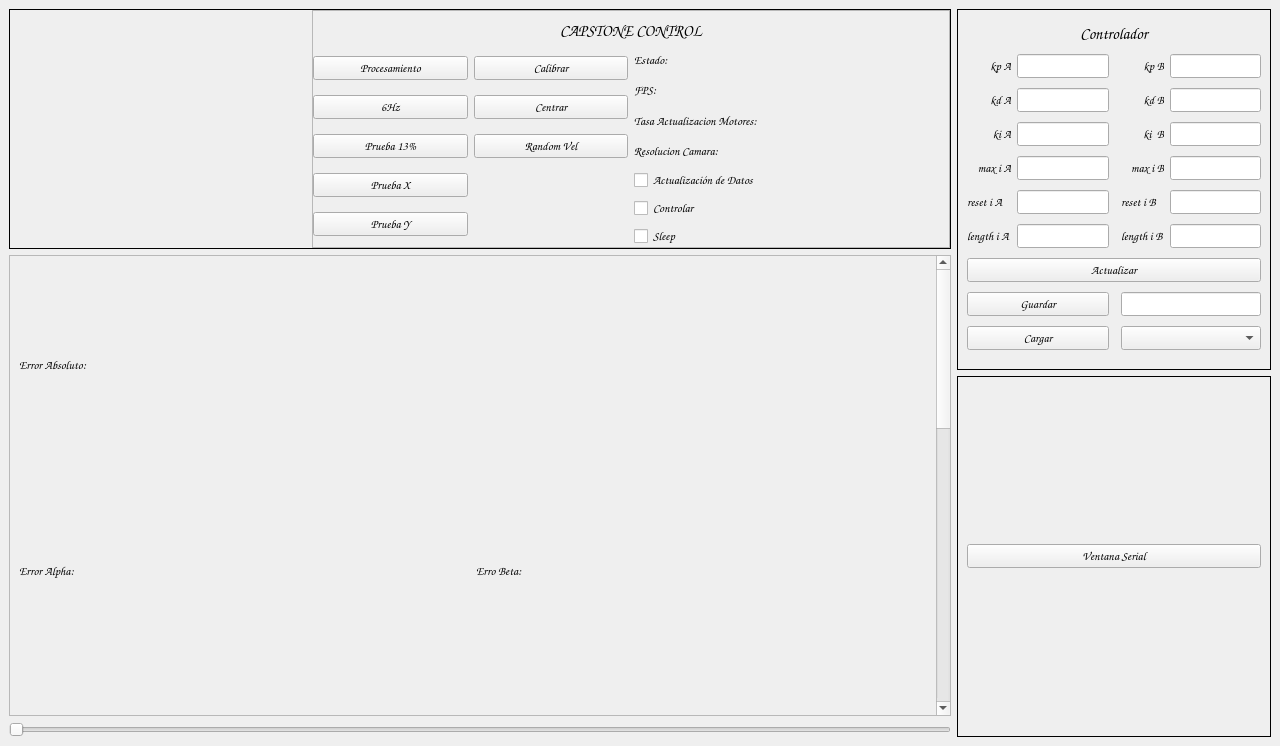
First picture: the form in PC/frontend/pyqtdesigner/interfaz.ui, repository afilsecker/capstone-git, before the edit.
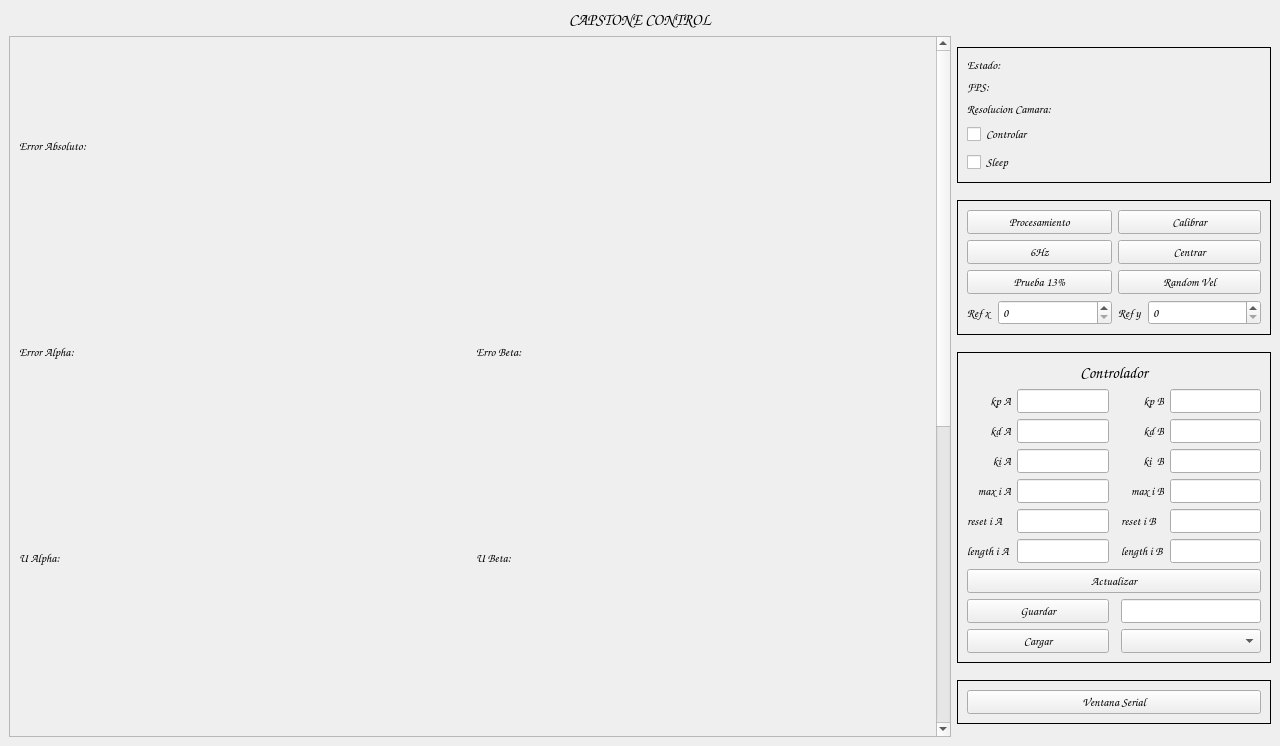
Second picture: the form after the edit.

Patch:
```diff
--- a/PC/frontend/pyqtdesigner/interfaz.ui
+++ b/PC/frontend/pyqtdesigner/interfaz.ui
@@ -26,261 +26,7 @@
   </property>
   <widget class="QWidget" name="centralwidget">
    <layout class="QGridLayout" name="gridLayout_2">
-    <item row="0" column="1">
-     <widget class="QWidget" name="opciones" native="true">
-      <property name="minimumSize">
-       <size>
-        <width>314</width>
-        <height>0</height>
-       </size>
-      </property>
-      <property name="maximumSize">
-       <size>
-        <width>314</width>
-        <height>16777215</height>
-       </size>
-      </property>
-      <layout class="QVBoxLayout" name="verticalLayout_2">
-       <property name="leftMargin">
-        <number>0</number>
-       </property>
-       <property name="topMargin">
-        <number>0</number>
-       </property>
-       <property name="rightMargin">
-        <number>0</number>
-       </property>
-       <property name="bottomMargin">
-        <number>0</number>
-       </property>
-       <item>
-        <widget class="QFrame" name="controlador">
-         <property name="frameShape">
-          <enum>QFrame::Box</enum>
-         </property>
-         <property name="frameShadow">
-          <enum>QFrame::Plain</enum>
-         </property>
-         <layout class="QGridLayout" name="gridLayout_4">
-          <item row="3" column="3">
-           <widget class="QLabel" name="label_ki_b">
-            <property name="text">
-             <string>ki  B</string>
-            </property>
-            <property name="alignment">
-             <set>Qt::AlignRight|Qt::AlignTrailing|Qt::AlignVCenter</set>
-            </property>
-           </widget>
-          </item>
-          <item row="5" column="1">
-           <widget class="QLineEdit" name="edit_reset_i_a"/>
-          </item>
-          <item row="5" column="0">
-           <widget class="QLabel" name="label_reset_i_a">
-            <property name="text">
-             <string>reset i A</string>
-            </property>
-           </widget>
-          </item>
-          <item row="5" column="3">
-           <widget class="QLabel" name="label_reset_i_b">
-            <property name="text">
-             <string>reset i B</string>
-            </property>
-           </widget>
-          </item>
-          <item row="2" column="3">
-           <widget class="QLabel" name="label_kd_b">
-            <property name="text">
-             <string>kd B</string>
-            </property>
-            <property name="alignment">
-             <set>Qt::AlignRight|Qt::AlignTrailing|Qt::AlignVCenter</set>
-            </property>
-           </widget>
-          </item>
-          <item row="5" column="4">
-           <widget class="QLineEdit" name="edit_reset_i_b"/>
-          </item>
-          <item row="7" column="0" colspan="5">
-           <widget class="QPushButton" name="bttn_actualizar_controlador">
-            <property name="text">
-             <string>Actualizar</string>
-            </property>
-           </widget>
-          </item>
-          <item row="2" column="1">
-           <widget class="QLineEdit" name="edit_kda"/>
-          </item>
-          <item row="3" column="4">
-           <widget class="QLineEdit" name="edit_kib"/>
-          </item>
-          <item row="3" column="1">
-           <widget class="QLineEdit" name="edit_kia"/>
-          </item>
-          <item row="2" column="4">
-           <widget class="QLineEdit" name="edit_kdb"/>
-          </item>
-          <item row="4" column="3">
-           <widget class="QLabel" name="label_max_i_b">
-            <property name="text">
-             <string>max i B</string>
-            </property>
-            <property name="alignment">
-             <set>Qt::AlignRight|Qt::AlignTrailing|Qt::AlignVCenter</set>
-            </property>
-           </widget>
-          </item>
-          <item row="4" column="1">
-           <widget class="QLineEdit" name="edit_max_i_a"/>
-          </item>
-          <item row="4" column="0">
-           <widget class="QLabel" name="label_max_i_a">
-            <property name="text">
-             <string>max i A</string>
-            </property>
-            <property name="alignment">
-             <set>Qt::AlignRight|Qt::AlignTrailing|Qt::AlignVCenter</set>
-            </property>
-           </widget>
-          </item>
-          <item row="4" column="4">
-           <widget class="QLineEdit" name="edit_max_i_b"/>
-          </item>
-          <item row="8" column="3" colspan="2">
-           <widget class="QLineEdit" name="edit_save"/>
-          </item>
-          <item row="6" column="0">
-           <widget class="QLabel" name="label_length_i_a">
-            <property name="text">
-             <string>length i A</string>
-            </property>
-           </widget>
-          </item>
-          <item row="1" column="1">
-           <widget class="QLineEdit" name="edit_kpa">
-            <property name="contextMenuPolicy">
-             <enum>Qt::NoContextMenu</enum>
-            </property>
-           </widget>
-          </item>
-          <item row="0" column="0" colspan="5">
-           <widget class="QLabel" name="label_controlador">
-            <property name="sizePolicy">
-             <sizepolicy hsizetype="Preferred" vsizetype="Maximum">
-              <horstretch>0</horstretch>
-              <verstretch>0</verstretch>
-             </sizepolicy>
-            </property>
-            <property name="font">
-             <font>
-              <pointsize>12</pointsize>
-             </font>
-            </property>
-            <property name="text">
-             <string>Controlador</string>
-            </property>
-            <property name="alignment">
-             <set>Qt::AlignCenter</set>
-            </property>
-           </widget>
-          </item>
-          <item row="1" column="0">
-           <widget class="QLabel" name="label_kp_a">
-            <property name="text">
-             <string>kp A</string>
-            </property>
-            <property name="alignment">
-             <set>Qt::AlignRight|Qt::AlignTrailing|Qt::AlignVCenter</set>
-            </property>
-           </widget>
-          </item>
-          <item row="2" column="0">
-           <widget class="QLabel" name="label_kd_a">
-            <property name="text">
-             <string>kd A</string>
-            </property>
-            <property name="alignment">
-             <set>Qt::AlignRight|Qt::AlignTrailing|Qt::AlignVCenter</set>
-            </property>
-           </widget>
-          </item>
-          <item row="1" column="3">
-           <widget class="QLabel" name="label_kp_b">
-            <property name="text">
-             <string>kp B</string>
-            </property>
-            <property name="alignment">
-             <set>Qt::AlignRight|Qt::AlignTrailing|Qt::AlignVCenter</set>
-            </property>
-           </widget>
-          </item>
-          <item row="3" column="0">
-           <widget class="QLabel" name="label_ki_a">
-            <property name="text">
-             <string>ki A</string>
-            </property>
-            <property name="alignment">
-             <set>Qt::AlignRight|Qt::AlignTrailing|Qt::AlignVCenter</set>
-            </property>
-           </widget>
-          </item>
-          <item row="1" column="4">
-           <widget class="QLineEdit" name="edit_kpb"/>
-          </item>
-          <item row="6" column="1">
-           <widget class="QLineEdit" name="edit_length_i_a"/>
-          </item>
-          <item row="6" column="3">
-           <widget class="QLabel" name="label_length_i_b">
-            <property name="text">
-             <string>length i B</string>
-            </property>
-           </widget>
-          </item>
-          <item row="6" column="4">
-           <widget class="QLineEdit" name="edit_length_i_b"/>
-          </item>
-          <item row="8" column="0" colspan="2">
-           <widget class="QPushButton" name="bttn_save">
-            <property name="text">
-             <string>Guardar</string>
-            </property>
-           </widget>
-          </item>
-          <item row="9" column="0" colspan="2">
-           <widget class="QPushButton" name="bttn_load">
-            <property name="text">
-             <string>Cargar</string>
-            </property>
-           </widget>
-          </item>
-          <item row="9" column="3" colspan="2">
-           <widget class="QComboBox" name="combo_box_loads"/>
-          </item>
-         </layout>
-        </widget>
-       </item>
-       <item>
-        <widget class="QFrame" name="perturbador">
-         <property name="frameShape">
-          <enum>QFrame::Box</enum>
-         </property>
-         <layout class="QGridLayout" name="gridLayout_3">
-          <item row="0" column="0">
-           <widget class="QPushButton" name="bttn_serial">
-            <property name="text">
-             <string>Ventana Serial</string>
-            </property>
-           </widget>
-          </item>
-         </layout>
-        </widget>
-       </item>
-      </layout>
-     </widget>
-    </item>
-    <item row="0" column="0">
+    <item row="1" column="0">
      <widget class="QWidget" name="graficos" native="true">
       <layout class="QVBoxLayout" name="verticalLayout">
        <property name="leftMargin">
@@ -295,213 +41,6 @@
        <property name="bottomMargin">
         <number>0</number>
        </property>
-       <item>
-        <widget class="QFrame" name="panel_superior">
-         <property name="minimumSize">
-          <size>
-           <width>0</width>
-           <height>240</height>
-          </size>
-         </property>
-         <property name="frameShape">
-          <enum>QFrame::Box</enum>
-         </property>
-         <layout class="QHBoxLayout" name="horizontalLayout">
-          <property name="leftMargin">
-           <number>0</number>
-          </property>
-          <property name="topMargin">
-           <number>0</number>
-          </property>
-          <property name="rightMargin">
-           <number>0</number>
-          </property>
-          <property name="bottomMargin">
-           <number>0</number>
-          </property>
-          <item>
-           <widget class="QWidget" name="imagen" native="true">
-            <property name="sizePolicy">
-             <sizepolicy hsizetype="Maximum" vsizetype="Preferred">
-              <horstretch>0</horstretch>
-              <verstretch>0</verstretch>
-             </sizepolicy>
-            </property>
-            <property name="minimumSize">
-             <size>
-              <width>296</width>
-              <height>0</height>
-             </size>
-            </property>
-           </widget>
-          </item>
-          <item>
-           <widget class="QFrame" name="info">
-            <property name="frameShape">
-             <enum>QFrame::StyledPanel</enum>
-            </property>
-            <property name="frameShadow">
-             <enum>QFrame::Raised</enum>
-            </property>
-            <layout class="QVBoxLayout" name="verticalLayout_5">
-             <property name="leftMargin">
-              <number>0</number>
-             </property>
-             <property name="topMargin">
-              <number>9</number>
-             </property>
-             <property name="rightMargin">
-              <number>0</number>
-             </property>
-             <property name="bottomMargin">
-              <number>0</number>
-             </property>
-             <item>
-              <widget class="QLabel" name="label">
-               <property name="sizePolicy">
-                <sizepolicy hsizetype="Preferred" vsizetype="Maximum">
-                 <horstretch>0</horstretch>
-                 <verstretch>0</verstretch>
-                </sizepolicy>
-               </property>
-               <property name="font">
-                <font>
-                 <pointsize>12</pointsize>
-                 <weight>75</weight>
-                 <bold>true</bold>
-                </font>
-               </property>
-               <property name="text">
-                <string>CAPSTONE CONTROL</string>
-               </property>
-               <property name="alignment">
-                <set>Qt::AlignCenter</set>
-               </property>
-              </widget>
-             </item>
-             <item>
-              <layout class="QHBoxLayout" name="horizontalLayout_13">
-               <item>
-                <layout class="QGridLayout" name="gridLayout_6">
-                 <item row="1" column="1">
-                  <widget class="QPushButton" name="boton_centrar">
-                   <property name="text">
-                    <string>Centrar</string>
-                   </property>
-                  </widget>
-                 </item>
-                 <item row="0" column="0">
-                  <widget class="QPushButton" name="boton_prueba_procesamiento">
-                   <property name="text">
-                    <string>Procesamiento</string>
-                   </property>
-                  </widget>
-                 </item>
-                 <item row="1" column="0">
-                  <widget class="QPushButton" name="boton_prueba_6Hz">
-                   <property name="text">
-                    <string>6Hz</string>
-                   </property>
-                  </widget>
-                 </item>
-                 <item row="0" column="1">
-                  <widget class="QPushButton" name="boton_calibrar">
-                   <property name="text">
-                    <string>Calibrar</string>
-                   </property>
-                  </widget>
-                 </item>
-                 <item row="2" column="1">
-                  <widget class="QPushButton" name="boton_random">
-                   <property name="text">
-                    <string>Random Vel</string>
-                   </property>
-                  </widget>
-                 </item>
-                 <item row="2" column="0">
-                  <widget class="QPushButton" name="boton_prueba_13">
-                   <property name="text">
-                    <string>Prueba 13%</string>
-                   </property>
-                  </widget>
-                 </item>
-                 <item row="4" column="0">
-                  <widget class="QPushButton" name="boton_prueba_x">
-                   <property name="text">
-                    <string>Prueba X</string>
-                   </property>
-                  </widget>
-                 </item>
-                 <item row="5" column="0">
-                  <widget class="QPushButton" name="boton_prueba_y">
-                   <property name="text">
-                    <string>Prueba Y</string>
-                   </property>
-                  </widget>
-                 </item>
-                </layout>
-               </item>
-               <item>
-                <layout class="QVBoxLayout" name="verticalLayout_4">
-                 <item>
-                  <widget class="QLabel" name="label_estado">
-                   <property name="text">
-                    <string>Estado: </string>
-                   </property>
-                  </widget>
-                 </item>
-                 <item>
-                  <widget class="QLabel" name="label_fps">
-                   <property name="text">
-                    <string>FPS: </string>
-                   </property>
-                  </widget>
-                 </item>
-                 <item>
-                  <widget class="QLabel" name="label_tasa">
-                   <property name="text">
-                    <string>Tasa Actualizacion Motores: </string>
-                   </property>
-                  </widget>
-                 </item>
-                 <item>
-                  <widget class="QLabel" name="label_res">
-                   <property name="text">
-                    <string>Resolucion Camara:</string>
-                   </property>
-                  </widget>
-                 </item>
-                 <item>
-                  <widget class="QCheckBox" name="check_datos">
-                   <property name="text">
-                    <string>Actualización de Datos</string>
-                   </property>
-                  </widget>
-                 </item>
-                 <item>
-                  <widget class="QCheckBox" name="check_controlar">
-                   <property name="text">
-                    <string>Controlar</string>
-                   </property>
-                  </widget>
-                 </item>
-                 <item>
-                  <widget class="QCheckBox" name="check_sleep">
-                   <property name="text">
-                    <string>Sleep</string>
-                   </property>
-                  </widget>
-                 </item>
-                </layout>
-               </item>
-              </layout>
-             </item>
-            </layout>
-           </widget>
-          </item>
-         </layout>
-        </widget>
-       </item>
        <item>
         <widget class="QScrollArea" name="scrollArea">
          <property name="widgetResizable">
@@ -511,7 +50,7 @@
           <property name="geometry">
            <rect>
             <x>0</x>
-            <y>0</y>
+            <y>-551</y>
             <width>923</width>
             <height>1248</height>
            </rect>
@@ -543,7 +82,7 @@
                 <item>
                  <widget class="QLabel" name="text_e_abs">
                   <property name="sizePolicy">
-                   <sizepolicy hsizetype="Maximum" vsizetype="Maximum">
+                   <sizepolicy hsizetype="Minimum" vsizetype="Maximum">
                     <horstretch>0</horstretch>
                     <verstretch>0</verstretch>
                    </sizepolicy>
@@ -597,7 +136,7 @@
                 <item>
                  <widget class="QLabel" name="text_e_a">
                   <property name="sizePolicy">
-                   <sizepolicy hsizetype="Maximum" vsizetype="Maximum">
+                   <sizepolicy hsizetype="Minimum" vsizetype="Maximum">
                     <horstretch>0</horstretch>
                     <verstretch>0</verstretch>
                    </sizepolicy>
@@ -651,7 +190,7 @@
                 <item>
                  <widget class="QLabel" name="text_u_a">
                   <property name="sizePolicy">
-                   <sizepolicy hsizetype="Maximum" vsizetype="Maximum">
+                   <sizepolicy hsizetype="Minimum" vsizetype="Maximum">
                     <horstretch>0</horstretch>
                     <verstretch>0</verstretch>
                    </sizepolicy>
@@ -705,7 +244,7 @@
                 <item>
                  <widget class="QLabel" name="text_u_b">
                   <property name="sizePolicy">
-                   <sizepolicy hsizetype="Maximum" vsizetype="Maximum">
+                   <sizepolicy hsizetype="Minimum" vsizetype="Maximum">
                     <horstretch>0</horstretch>
                     <verstretch>0</verstretch>
                    </sizepolicy>
@@ -813,7 +352,7 @@
                 <item>
                  <widget class="QLabel" name="text_e_b">
                   <property name="sizePolicy">
-                   <sizepolicy hsizetype="Maximum" vsizetype="Maximum">
+                   <sizepolicy hsizetype="Minimum" vsizetype="Maximum">
                     <horstretch>0</horstretch>
                     <verstretch>0</verstretch>
                    </sizepolicy>
@@ -1115,16 +654,449 @@
          </widget>
         </widget>
        </item>
+      </layout>
+     </widget>
+    </item>
+    <item row="1" column="1">
+     <widget class="QWidget" name="opciones" native="true">
+      <property name="sizePolicy">
+       <sizepolicy hsizetype="Preferred" vsizetype="Minimum">
+        <horstretch>0</horstretch>
+        <verstretch>0</verstretch>
+       </sizepolicy>
+      </property>
+      <property name="minimumSize">
+       <size>
+        <width>314</width>
+        <height>0</height>
+       </size>
+      </property>
+      <property name="maximumSize">
+       <size>
+        <width>314</width>
+        <height>16777215</height>
+       </size>
+      </property>
+      <layout class="QVBoxLayout" name="verticalLayout_2">
+       <property name="leftMargin">
+        <number>0</number>
+       </property>
+       <property name="topMargin">
+        <number>0</number>
+       </property>
+       <property name="rightMargin">
+        <number>0</number>
+       </property>
+       <property name="bottomMargin">
+        <number>0</number>
+       </property>
        <item>
-        <widget class="QSlider" name="slider_tiempo">
-         <property name="orientation">
-          <enum>Qt::Horizontal</enum>
+        <widget class="QFrame" name="frame_2">
+         <property name="sizePolicy">
+          <sizepolicy hsizetype="Preferred" vsizetype="Maximum">
+           <horstretch>0</horstretch>
+           <verstretch>0</verstretch>
+          </sizepolicy>
          </property>
+         <property name="frameShape">
+          <enum>QFrame::Box</enum>
+         </property>
+         <property name="frameShadow">
+          <enum>QFrame::Plain</enum>
+         </property>
+         <layout class="QVBoxLayout" name="verticalLayout_3">
+          <item>
+           <widget class="QLabel" name="label_estado">
+            <property name="text">
+             <string>Estado: </string>
+            </property>
+           </widget>
+          </item>
+          <item>
+           <widget class="QLabel" name="label_fps">
+            <property name="text">
+             <string>FPS: </string>
+            </property>
+           </widget>
+          </item>
+          <item>
+           <widget class="QLabel" name="label_res">
+            <property name="text">
+             <string>Resolucion Camara:</string>
+            </property>
+           </widget>
+          </item>
+          <item>
+           <widget class="QCheckBox" name="check_controlar">
+            <property name="text">
+             <string>Controlar</string>
+            </property>
+           </widget>
+          </item>
+          <item>
+           <widget class="QCheckBox" name="check_sleep">
+            <property name="text">
+             <string>Sleep</string>
+            </property>
+           </widget>
+          </item>
+         </layout>
         </widget>
        </item>
+       <item>
+        <widget class="QFrame" name="frame">
+         <property name="sizePolicy">
+          <sizepolicy hsizetype="Preferred" vsizetype="Maximum">
+           <horstretch>0</horstretch>
+           <verstretch>0</verstretch>
+          </sizepolicy>
+         </property>
+         <property name="frameShape">
+          <enum>QFrame::Box</enum>
+         </property>
+         <property name="frameShadow">
+          <enum>QFrame::Plain</enum>
+         </property>
+         <layout class="QGridLayout" name="gridLayout_5">
+          <item row="3" column="1">
+           <widget class="QSpinBox" name="spin_ref_x"/>
+          </item>
+          <item row="3" column="3">
+           <widget class="QSpinBox" name="spin_ref_y"/>
+          </item>
+          <item row="3" column="0">
+           <widget class="QLabel" name="label_2">
+            <property name="sizePolicy">
+             <sizepolicy hsizetype="Maximum" vsizetype="Preferred">
+              <horstretch>0</horstretch>
+              <verstretch>0</verstretch>
+             </sizepolicy>
+            </property>
+            <property name="text">
+             <string>Ref x</string>
+            </property>
+           </widget>
+          </item>
+          <item row="3" column="2">
+           <widget class="QLabel" name="label_3">
+            <property name="sizePolicy">
+             <sizepolicy hsizetype="Maximum" vsizetype="Preferred">
+              <horstretch>0</horstretch>
+              <verstretch>0</verstretch>
+             </sizepolicy>
+            </property>
+            <property name="text">
+             <string>Ref y</string>
+            </property>
+           </widget>
+          </item>
+          <item row="2" column="0" colspan="2">
+           <widget class="QPushButton" name="boton_prueba_13">
+            <property name="text">
+             <string>Prueba 13%</string>
+            </property>
+           </widget>
+          </item>
+          <item row="1" column="0" colspan="2">
+           <widget class="QPushButton" name="boton_prueba_6Hz">
+            <property name="text">
+             <string>6Hz</string>
+            </property>
+           </widget>
+          </item>
+          <item row="0" column="0" colspan="2">
+           <widget class="QPushButton" name="boton_prueba_procesamiento">
+            <property name="text">
+             <string>Procesamiento</string>
+            </property>
+           </widget>
+          </item>
+          <item row="0" column="2" colspan="2">
+           <widget class="QPushButton" name="boton_calibrar">
+            <property name="text">
+             <string>Calibrar</string>
+            </property>
+           </widget>
+          </item>
+          <item row="1" column="2" colspan="2">
+           <widget class="QPushButton" name="boton_centrar">
+            <property name="text">
+             <string>Centrar</string>
+            </property>
+           </widget>
+          </item>
+          <item row="2" column="2" colspan="2">
+           <widget class="QPushButton" name="boton_random">
+            <property name="text">
+             <string>Random Vel</string>
+            </property>
+           </widget>
+          </item>
+         </layout>
+        </widget>
+       </item>
+       <item>
+        <widget class="QFrame" name="controlador">
+         <property name="sizePolicy">
+          <sizepolicy hsizetype="Preferred" vsizetype="Maximum">
+           <horstretch>0</horstretch>
+           <verstretch>0</verstretch>
+          </sizepolicy>
+         </property>
+         <property name="frameShape">
+          <enum>QFrame::Box</enum>
+         </property>
+         <property name="frameShadow">
+          <enum>QFrame::Plain</enum>
+         </property>
+         <layout class="QGridLayout" name="gridLayout_4">
+          <item row="3" column="3">
+           <widget class="QLabel" name="label_ki_b">
+            <property name="text">
+             <string>ki  B</string>
+            </property>
+            <property name="alignment">
+             <set>Qt::AlignRight|Qt::AlignTrailing|Qt::AlignVCenter</set>
+            </property>
+           </widget>
+          </item>
+          <item row="5" column="1">
+           <widget class="QLineEdit" name="edit_reset_i_a"/>
+          </item>
+          <item row="5" column="0">
+           <widget class="QLabel" name="label_reset_i_a">
+            <property name="text">
+             <string>reset i A</string>
+            </property>
+           </widget>
+          </item>
+          <item row="5" column="3">
+           <widget class="QLabel" name="label_reset_i_b">
+            <property name="text">
+             <string>reset i B</string>
+            </property>
+           </widget>
+          </item>
+          <item row="7" column="0" colspan="5">
+           <widget class="QPushButton" name="bttn_actualizar_controlador">
+            <property name="text">
+             <string>Actualizar</string>
+            </property>
+           </widget>
+          </item>
+          <item row="2" column="3">
+           <widget class="QLabel" name="label_kd_b">
+            <property name="text">
+             <string>kd B</string>
+            </property>
+            <property name="alignment">
+             <set>Qt::AlignRight|Qt::AlignTrailing|Qt::AlignVCenter</set>
+            </property>
+           </widget>
+          </item>
+          <item row="5" column="4">
+           <widget class="QLineEdit" name="edit_reset_i_b"/>
+          </item>
+          <item row="6" column="1">
+           <widget class="QLineEdit" name="edit_length_i_a"/>
+          </item>
+          <item row="1" column="4">
+           <widget class="QLineEdit" name="edit_kpb"/>
+          </item>
+          <item row="6" column="3">
+           <widget class="QLabel" name="label_length_i_b">
+            <property name="text">
+             <string>length i B</string>
+            </property>
+           </widget>
+          </item>
+          <item row="6" column="4">
+           <widget class="QLineEdit" name="edit_length_i_b"/>
+          </item>
+          <item row="8" column="0" colspan="2">
+           <widget class="QPushButton" name="bttn_save">
+            <property name="text">
+             <string>Guardar</string>
+            </property>
+           </widget>
+          </item>
+          <item row="9" column="0" colspan="2">
+           <widget class="QPushButton" name="bttn_load">
+            <property name="text">
+             <string>Cargar</string>
+            </property>
+           </widget>
+          </item>
+          <item row="9" column="3" colspan="2">
+           <widget class="QComboBox" name="combo_box_loads"/>
+          </item>
+          <item row="0" column="0" colspan="5">
+           <widget class="QLabel" name="label_controlador">
+            <property name="sizePolicy">
+             <sizepolicy hsizetype="Preferred" vsizetype="Maximum">
+              <horstretch>0</horstretch>
+              <verstretch>0</verstretch>
+             </sizepolicy>
+            </property>
+            <property name="font">
+             <font>
+              <pointsize>12</pointsize>
+             </font>
+            </property>
+            <property name="text">
+             <string>Controlador</string>
+            </property>
+            <property name="alignment">
+             <set>Qt::AlignCenter</set>
+            </property>
+           </widget>
+          </item>
+          <item row="8" column="3" colspan="2">
+           <widget class="QLineEdit" name="edit_save"/>
+          </item>
+          <item row="6" column="0">
+           <widget class="QLabel" name="label_length_i_a">
+            <property name="text">
+             <string>length i A</string>
+            </property>
+           </widget>
+          </item>
+          <item row="1" column="1">
+           <widget class="QLineEdit" name="edit_kpa">
+            <property name="contextMenuPolicy">
+             <enum>Qt::NoContextMenu</enum>
+            </property>
+           </widget>
+          </item>
+          <item row="1" column="0">
+           <widget class="QLabel" name="label_kp_a">
+            <property name="text">
+             <string>kp A</string>
+            </property>
+            <property name="alignment">
+             <set>Qt::AlignRight|Qt::AlignTrailing|Qt::AlignVCenter</set>
+            </property>
+           </widget>
+          </item>
+          <item row="3" column="0">
+           <widget class="QLabel" name="label_ki_a">
+            <property name="text">
+             <string>ki A</string>
+            </property>
+            <property name="alignment">
+             <set>Qt::AlignRight|Qt::AlignTrailing|Qt::AlignVCenter</set>
+            </property>
+           </widget>
+          </item>
+          <item row="1" column="3">
+           <widget class="QLabel" name="label_kp_b">
+            <property name="text">
+             <string>kp B</string>
+            </property>
+            <property name="alignment">
+             <set>Qt::AlignRight|Qt::AlignTrailing|Qt::AlignVCenter</set>
+            </property>
+           </widget>
+          </item>
+          <item row="2" column="0">
+           <widget class="QLabel" name="label_kd_a">
+            <property name="text">
+             <string>kd A</string>
+            </property>
+            <property name="alignment">
+             <set>Qt::AlignRight|Qt::AlignTrailing|Qt::AlignVCenter</set>
+            </property>
+           </widget>
+          </item>
+          <item row="3" column="1">
+           <widget class="QLineEdit" name="edit_kia"/>
+          </item>
+          <item row="3" column="4">
+           <widget class="QLineEdit" name="edit_kib"/>
+          </item>
+          <item row="2" column="1">
+           <widget class="QLineEdit" name="edit_kda"/>
+          </item>
+          <item row="4" column="3">
+           <widget class="QLabel" name="label_max_i_b">
+            <property name="text">
+             <string>max i B</string>
+            </property>
+            <property name="alignment">
+             <set>Qt::AlignRight|Qt::AlignTrailing|Qt::AlignVCenter</set>
+            </property>
+           </widget>
+          </item>
+          <item row="2" column="4">
+           <widget class="QLineEdit" name="edit_kdb"/>
+          </item>
+          <item row="4" column="1">
+           <widget class="QLineEdit" name="edit_max_i_a"/>
+          </item>
+          <item row="4" column="0">
+           <widget class="QLabel" name="label_max_i_a">
+            <property name="text">
+             <string>max i A</string>
+            </property>
+            <property name="alignment">
+             <set>Qt::AlignRight|Qt::AlignTrailing|Qt::AlignVCenter</set>
+            </property>
+           </widget>
+          </item>
+          <item row="4" column="4">
+           <widget class="QLineEdit" name="edit_max_i_b"/>
+          </item>
+         </layout>
+        </widget>
+       </item>
+       <item>
+        <widget class="QFrame" name="perturbador">
+         <property name="sizePolicy">
+          <sizepolicy hsizetype="Preferred" vsizetype="Maximum">
+           <horstretch>0</horstretch>
+           <verstretch>0</verstretch>
+          </sizepolicy>
+         </property>
+         <property name="frameShape">
+          <enum>QFrame::Box</enum>
+         </property>
+         <layout class="QGridLayout" name="gridLayout_3">
+          <item row="0" column="0">
+           <widget class="QPushButton" name="bttn_serial">
+            <property name="text">
+             <string>Ventana Serial</string>
+            </property>
+           </widget>
+          </item>
+         </layout>
+        </widget>
+       </item>
       </layout>
      </widget>
     </item>
+    <item row="0" column="0" colspan="2">
+     <widget class="QLabel" name="label">
+      <property name="sizePolicy">
+       <sizepolicy hsizetype="Preferred" vsizetype="Maximum">
+        <horstretch>0</horstretch>
+        <verstretch>0</verstretch>
+       </sizepolicy>
+      </property>
+      <property name="font">
+       <font>
+        <pointsize>12</pointsize>
+        <weight>75</weight>
+        <bold>true</bold>
+       </font>
+      </property>
+      <property name="text">
+       <string>CAPSTONE CONTROL</string>
+      </property>
+      <property name="alignment">
+       <set>Qt::AlignCenter</set>
+      </property>
+     </widget>
+    </item>
    </layout>
   </widget>
  </widget>
```
Left out of the diff: 155 changed lines with no effect on the pictures.
